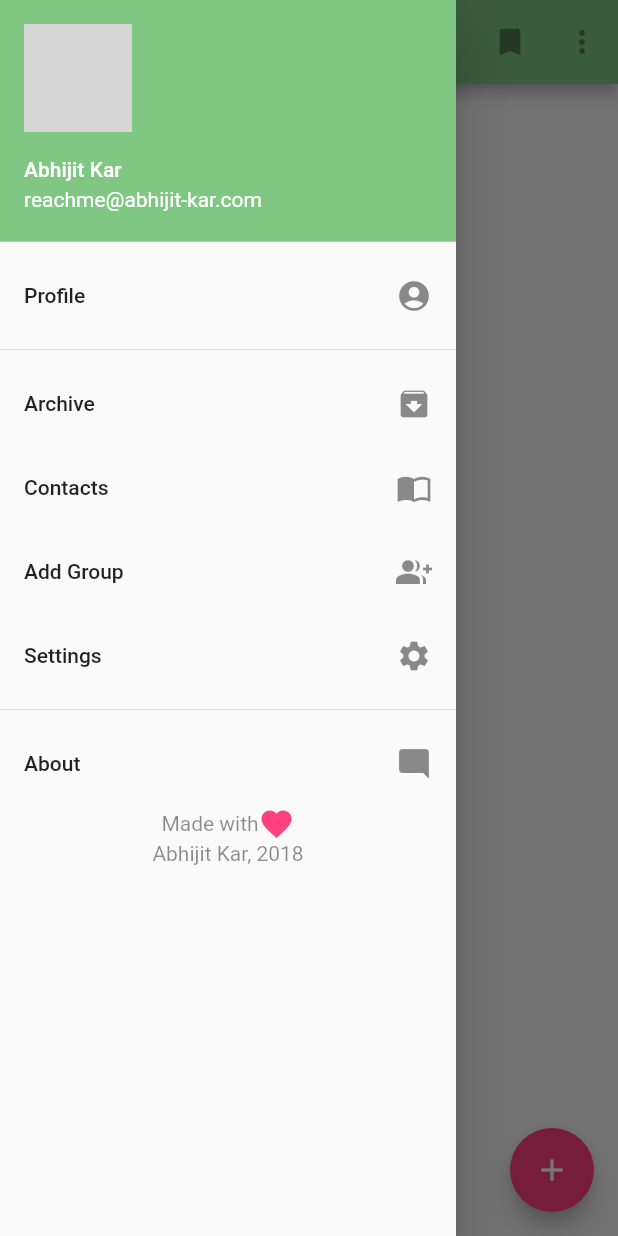
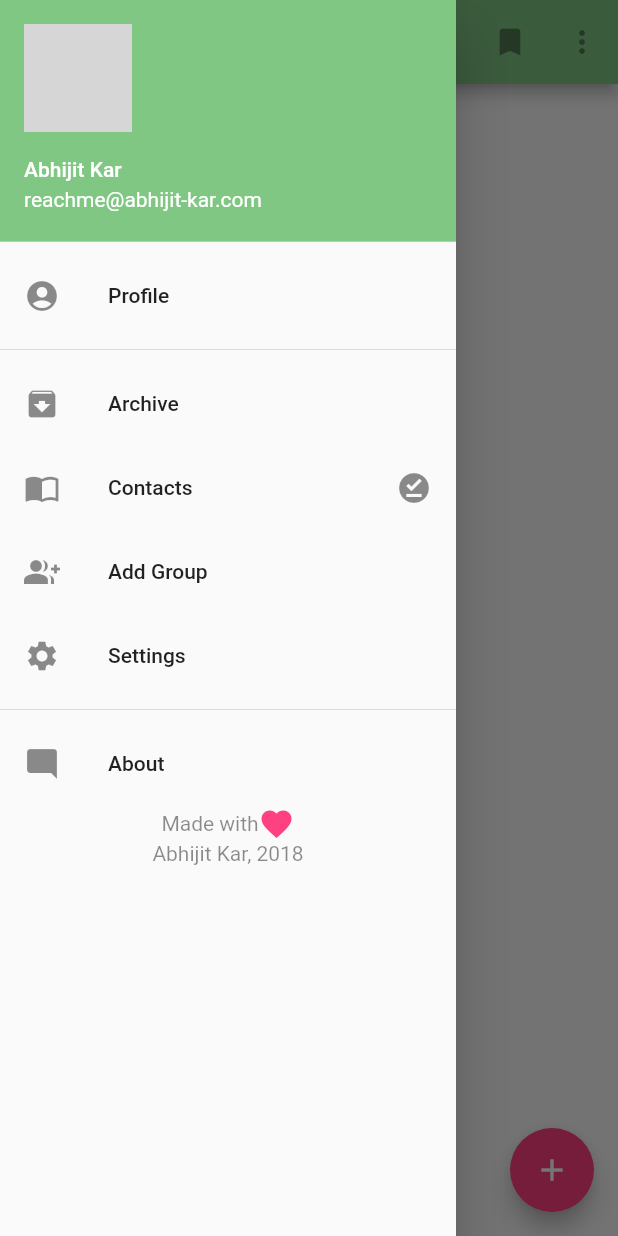
Before and after one commit to derpycoder/contacts, a Flutter app: the screen it shows after launch, with the side drawer open, on a phone screen of 412 x 824 dp. Run offline on Flutter 3.47's test engine with Material 2 defaults, Android fonts, the phone set to English and light mode, and no system bars; network calls fail; grey boxes are pictures that could not be loaded.

Commit message:
Icon alignment changed in sidebard

```diff
--- a/lib/sidebar/sidebar.dart
+++ b/lib/sidebar/sidebar.dart
@@ -20,7 +20,7 @@ class Sidebar extends StatelessWidget {
             ),
           ),
           ListTile(
-            trailing: Icon(Icons.account_circle),
+            leading: Icon(Icons.account_circle),
             title: Text('Profile'),
             onTap: () {
               Navigator.pop(context);
@@ -28,28 +28,29 @@ class Sidebar extends StatelessWidget {
           ),
           Divider(),
           ListTile(
-            trailing: Icon(Icons.archive),
+            leading: Icon(Icons.archive),
             title: Text('Archive'),
             onTap: () {
               Navigator.pop(context);
             },
           ),
           ListTile(
-            trailing: Icon(Icons.import_contacts),
+            leading: Icon(Icons.import_contacts),
             title: Text('Contacts'),
+            trailing: Icon(Icons.offline_pin),
             onTap: () {
               Navigator.pop(context);
             },
           ),
           ListTile(
-            trailing: Icon(Icons.group_add),
+            leading: Icon(Icons.group_add),
             title: Text('Add Group'),
             onTap: () {
               Navigator.pop(context);
             },
           ),
           ListTile(
-            trailing: Icon(Icons.settings),
+            leading: Icon(Icons.settings),
             title: Text('Settings'),
             onTap: () {
               Navigator.pop(context);
@@ -57,7 +58,7 @@ class Sidebar extends StatelessWidget {
           ),
           Divider(),
           ListTile(
-            trailing: Icon(Icons.mode_comment),
+            leading: Icon(Icons.mode_comment),
             title: Text('About'),
             onTap: () {
               Navigator.pop(context);
```
